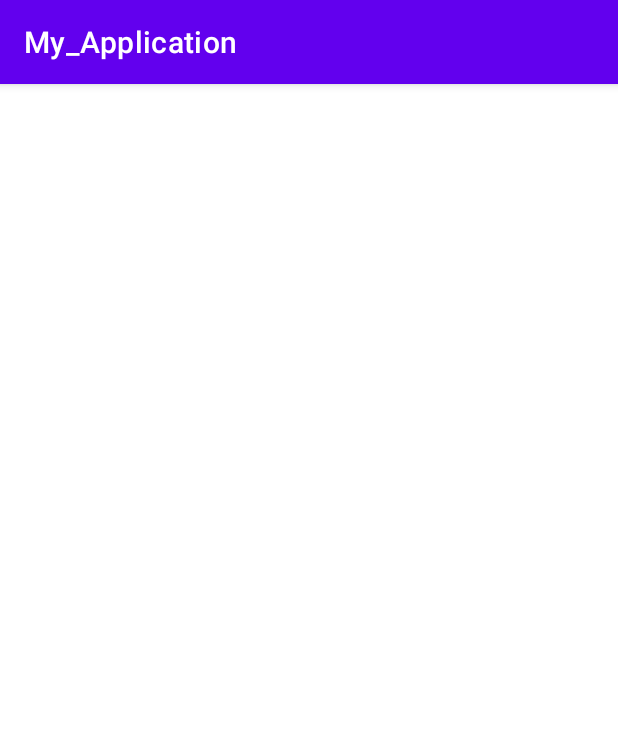
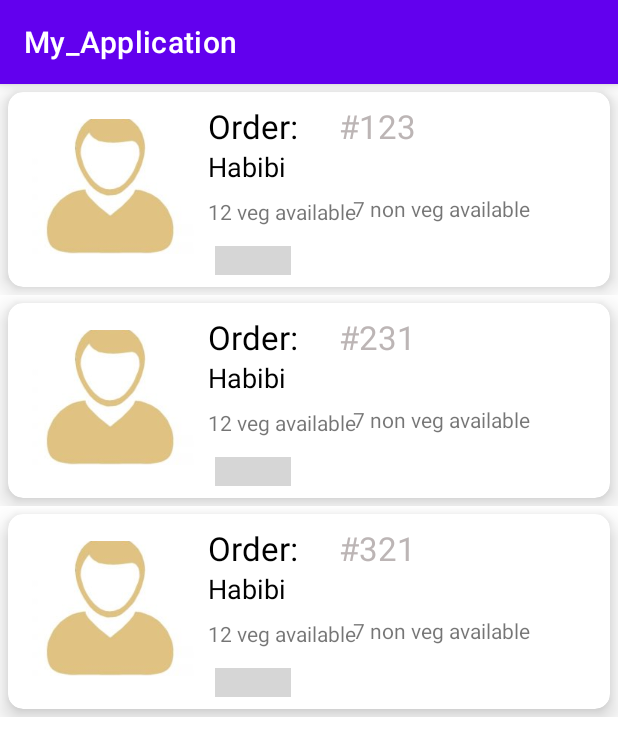
Before and after one commit to varadpanch/food4good_contributor, an Android app: the ContributorOrders screen opened directly, with no data from a screen before it, on a phone screen of 412 x 824 dp. Shown: the top 756 px of the screen. Run offline under Robolectric (Android 15) with nearby library versions, the phone set to English and light mode, and no system bars; grey boxes are pictures that could not be loaded.

Commit message:
Order recycleview

```diff
--- a/app/build.gradle
+++ b/app/build.gradle
@@ -43,4 +43,7 @@ dependencies {
     testImplementation 'junit:junit:4.13.2'
     androidTestImplementation 'androidx.test.ext:junit:1.1.3'
     androidTestImplementation 'androidx.test.espresso:espresso-core:3.4.0'
+    implementation 'com.google.android.material:material:1.2.1'
+    implementation "androidx.cardview:cardview:1.0.0"
+
 }
--- a/app/src/main/java/com/example/my_application/ContributorOrders.java
+++ b/app/src/main/java/com/example/my_application/ContributorOrders.java
@@ -1,13 +1,46 @@
 package com.example.my_application;
 
 import androidx.appcompat.app.AppCompatActivity;
+import androidx.recyclerview.widget.LinearLayoutManager;
+import androidx.recyclerview.widget.RecyclerView;
+
 import android.os.Bundle;
 
+import java.util.ArrayList;
+
 public class ContributorOrders extends AppCompatActivity {
+
+    RecyclerView rvContributorOrders;
 
     @Override
     protected void onCreate(Bundle savedInstanceState) {
         super.onCreate(savedInstanceState);
         setContentView(R.layout.activity_contributor_orders);
+
+        rvContributorOrders = findViewById(R.id.rvContributorOrders);
+
+//        String o_id;
+//        String r_id;
+//        String c_id;
+//        String v_qty;
+//        String nv_qty;
+//        String otp;
+//        String status;
+//        String longitude;
+//        String latitude;
+//        String requesterName;
+        Order o1 = new Order("123","456","789",12,7,"1179","open","36.5","-118.20","Habibi");
+        Order o2 = new Order("231","456","789",12,7,"1179","open","36.5","-118.20","Habibi");
+        Order o3 = new Order("321","456","789",12,7,"1179","open","36.5","-118.20","Habibi");
+
+        ArrayList<Order> alOrders = new ArrayList<>();
+        alOrders.add(o1);
+        alOrders.add(o2);
+        alOrders.add(o3);
+
+        OrdersAdapter ordersAdapter = new OrdersAdapter(alOrders);
+        rvContributorOrders.setAdapter(ordersAdapter);
+        rvContributorOrders.setLayoutManager(new LinearLayoutManager(this));
+
     }
 }
--- a/app/src/main/java/com/example/my_application/Order.java
+++ b/app/src/main/java/com/example/my_application/Order.java
@@ -6,28 +6,16 @@ public class Order {
     String o_id;
     String r_id;
     String c_id;
-    String v_qty;
-    String nv_qty;
+    int v_qty;
+    int nv_qty;
     String otp;
     String status;
     String longitude;
     String latitude;
     String requesterName;
 
-    public Order(String o_id, String r_id, String c_id, String v_qty, String nv_qty, String otp, String status, String longitude, String latitude, String requesterName) {
-        this.o_id = o_id;
-        this.r_id = r_id;
-        this.c_id = c_id;
-        this.v_qty = v_qty;
-        this.nv_qty = nv_qty;
-        this.otp = otp;
-        this.status = status;
-        this.longitude = longitude;
-        this.latitude = latitude;
-        this.requesterName = requesterName;
-    }
-
-    public Order(){
+    public Order()
+    {
 
     }
 
@@ -55,19 +43,19 @@ public class Order {
         this.c_id = c_id;
     }
 
-    public String getV_qty() {
+    public int getV_qty() {
         return v_qty;
     }
 
-    public void setV_qty(String v_qty) {
+    public void setV_qty(int v_qty) {
         this.v_qty = v_qty;
     }
 
-    public String getNv_qty() {
+    public int getNv_qty() {
         return nv_qty;
     }
 
-    public void setNv_qty(String nv_qty) {
+    public void setNv_qty(int nv_qty) {
         this.nv_qty = nv_qty;
     }
 
@@ -110,4 +98,18 @@ public class Order {
     public void setRequesterName(String requesterName) {
         this.requesterName = requesterName;
     }
+
+    public Order(String o_id, String r_id, String c_id, int v_qty, int nv_qty, String otp, String status, String longitude, String latitude, String requesterName) {
+        this.o_id = o_id;
+        this.r_id = r_id;
+        this.c_id = c_id;
+        this.v_qty = v_qty;
+        this.nv_qty = nv_qty;
+        this.otp = otp;
+        this.status = status;
+        this.longitude = longitude;
+        this.latitude = latitude;
+        this.requesterName = requesterName;
+    }
+
 }
--- /dev/null
+++ b/app/src/main/java/com/example/my_application/OrdersAdapter.java
@@ -0,0 +1,73 @@
+package com.example.my_application;
+
+import android.content.Context;
+import android.view.LayoutInflater;
+import android.view.View;
+import android.view.ViewGroup;
+import android.widget.ImageView;
+import android.widget.TextView;
+
+import androidx.annotation.NonNull;
+import androidx.recyclerview.widget.RecyclerView;
+
+import java.util.List;
+
+public class OrdersAdapter extends RecyclerView.Adapter<OrdersAdapter.ViewHolder>{
+
+    private List<Order> lOrders;
+
+    public OrdersAdapter(List<Order> lOrders){
+        this.lOrders = lOrders;
+    }
+
+    @NonNull
+    @Override
+    public ViewHolder onCreateViewHolder(@NonNull ViewGroup parent, int viewType) {
+        Context context = parent.getContext();
+        LayoutInflater inflater = LayoutInflater.from(context);
+
+        // Inflate the custom layout
+        View contactView = inflater.inflate(R.layout.rv_item_order, parent, false);
+
+        // Return a new holder instance
+        ViewHolder viewHolder = new ViewHolder(contactView);
+        return viewHolder;
+    }
+
+    @Override
+    public void onBindViewHolder(@NonNull ViewHolder holder, int position) {
+        // Get the data model based on position
+        Order order = lOrders.get(position);
+
+        // Set item views based on your views and data model
+        ImageView imgProfile = holder.imgProfile;
+        holder.tvOrder.setText("Order:");
+        holder.tvOrderId.setText("#"+order.getO_id());
+        holder.tvRequesterName.setText(order.getRequesterName());
+        holder.tvVeg.setText(order.getV_qty()+" veg available");
+        holder.tvNonVeg.setText(order.getNv_qty()+" non veg available");
+
+    }
+
+    @Override
+    public int getItemCount() {
+        return lOrders.size();
+    }
+
+    public class ViewHolder extends RecyclerView.ViewHolder {
+        public ImageView imgProfile;
+        public TextView tvOrder, tvOrderId, tvRequesterName, tvVeg, tvNonVeg, tvRequesterRating;
+
+        public ViewHolder(@NonNull View itemView) {
+            super(itemView);
+
+            imgProfile = itemView.findViewById(R.id.imgProfile);
+            tvOrder =  itemView.findViewById(R.id.tvOrder);
+            tvOrderId = itemView.findViewById(R.id.tvOrderId);
+            tvRequesterName = itemView.findViewById(R.id.tvRequesterName);
+            tvVeg = itemView.findViewById(R.id.tvVeg);
+            tvNonVeg = itemView.findViewById(R.id.tvNonVeg);
+            tvRequesterRating = itemView.findViewById(R.id.tvRequesterRating);
+        }
+    }
+}
--- a/app/src/main/res/layout/activity_contributor_orders.xml
+++ b/app/src/main/res/layout/activity_contributor_orders.xml
@@ -1,10 +1,15 @@
 <?xml version="1.0" encoding="utf-8"?>
-<androidx.constraintlayout.widget.ConstraintLayout
-    xmlns:android="http://schemas.android.com/apk/res/android"
-    xmlns:tools="http://schemas.android.com/tools"
-    xmlns:app="http://schemas.android.com/apk/res-auto"
+<LinearLayout xmlns:android="http://schemas.android.com/apk/res/android"
     android:layout_width="match_parent"
-    android:layout_height="match_parent"
-    tools:context=".ContributorOrders">
+    android:layout_height="wrap_content"
+    android:orientation="vertical">
 
-  </androidx.constraintlayout.widget.ConstraintLayout>
+
+  <androidx.recyclerview.widget.RecyclerView
+      android:layout_width="match_parent"
+      android:layout_height="wrap_content"
+      android:id="@+id/rvContributorOrders"/>
+
+
+
+</LinearLayout>
--- /dev/null
+++ b/app/src/main/res/layout/rv_item_order.xml
@@ -0,0 +1,102 @@
+<?xml version="1.0" encoding="utf-8"?>
+<LinearLayout xmlns:android="http://schemas.android.com/apk/res/android"
+    android:layout_width="match_parent"
+    android:layout_height="wrap_content"
+    xmlns:app="http://schemas.android.com/apk/res-auto">
+    <androidx.cardview.widget.CardView
+        android:layout_width="match_parent"
+        android:layout_height="wrap_content"
+        app:cardCornerRadius="10dp"
+        app:cardElevation="10dp"
+        app:cardMaxElevation="12dp"
+        android:layout_margin="5dp">
+
+        <RelativeLayout
+            android:layout_width="match_parent"
+            android:layout_height="wrap_content"
+            android:padding="8dp">
+
+            <ImageButton
+                android:src="@drawable/user"
+                android:id="@+id/imgProfile"
+                android:layout_width="120dp"
+                android:layout_height="90dp"
+                android:layout_marginTop="10dp"
+                android:scaleType="centerCrop"
+                android:adjustViewBounds="true"
+                android:padding="4dp" />
+
+            <TextView
+                android:id="@+id/tvOrder"
+                android:layout_width="wrap_content"
+                android:layout_height="wrap_content"
+                android:layout_marginLeft="5dp"
+                android:layout_toRightOf="@id/imgProfile"
+                android:text="Wheat"
+                android:textAppearance="@style/Base.TextAppearance.AppCompat.Large"
+                android:textColor="#000000" />
+
+            <TextView
+                android:id="@+id/tvOrderId"
+                android:layout_width="wrap_content"
+                android:layout_height="wrap_content"
+                android:layout_marginLeft="27dp"
+                android:layout_toRightOf="@id/tvOrder"
+
+                android:text="  Wheat"
+                android:textAppearance="@style/Base.TextAppearance.AppCompat.Large"
+                android:textColor="#bcb5b5" />
+
+            <TextView
+                android:id="@+id/tvRequesterName"
+                android:layout_width="wrap_content"
+                android:layout_height="wrap_content"
+                android:layout_below="@id/tvOrder"
+                android:layout_marginLeft="5dp"
+                android:layout_toRightOf="@id/imgProfile"
+                android:text="ramu"
+                android:textAppearance="@style/Base.TextAppearance.AppCompat.Medium"
+                android:textColor="#000000" />
+
+
+            <TextView
+                android:id="@+id/tvVeg"
+                android:layout_width="wrap_content"
+                android:layout_height="wrap_content"
+                android:layout_below="@id/tvRequesterName"
+                android:layout_marginLeft="5dp"
+                android:layout_marginTop="8dp"
+                android:layout_toRightOf="@id/imgProfile"
+                android:text="150 kg"
+                android:textAppearance="@style/Base.TextAppearance.AppCompat.Small" />
+
+            <TextView
+                android:id="@+id/tvNonVeg"
+                android:layout_width="wrap_content"
+                android:layout_height="wrap_content"
+                android:layout_below="@id/tvVeg"
+                android:layout_marginLeft="102dp"
+                android:layout_marginTop="-21dp"
+                android:layout_toRightOf="@id/imgProfile"
+                android:text="150 kg"
+                android:textAppearance="@style/Base.TextAppearance.AppCompat.Small" />
+
+            <TextView
+                android:id="@+id/tvRequesterRating"
+                android:layout_width="wrap_content"
+                android:layout_height="wrap_content"
+                android:layout_below="@id/tvNonVeg"
+                android:layout_marginLeft="10dp"
+                android:layout_marginTop="15dp"
+                android:layout_toRightOf="@id/imgProfile"
+                android:background="@color/colorPrimary"
+                android:paddingLeft="15dp"
+                android:paddingRight="15dp"
+                android:text="4.3"
+                android:textAppearance="@style/Base.TextAppearance.AppCompat.Small.Inverse"
+                android:textStyle="bold" />
+
+        </RelativeLayout>
+
+    </androidx.cardview.widget.CardView>
+</LinearLayout>
```
Also changed, not shown: app/src/main/res/drawable/user.jpeg (added).
